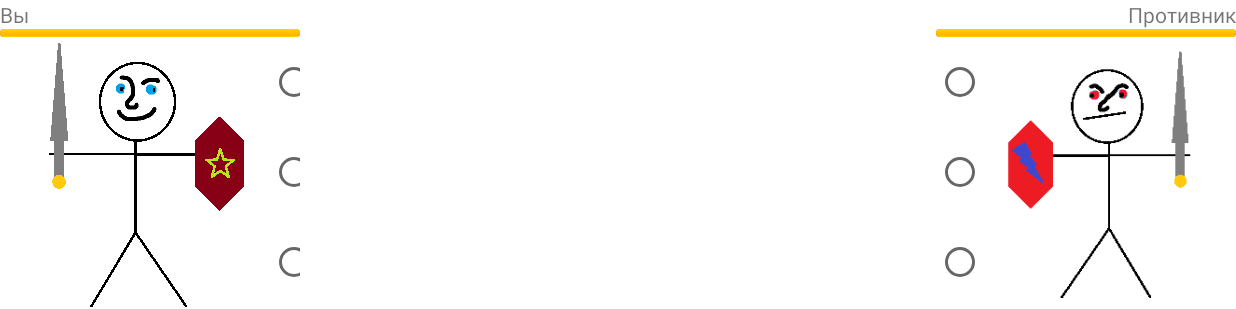
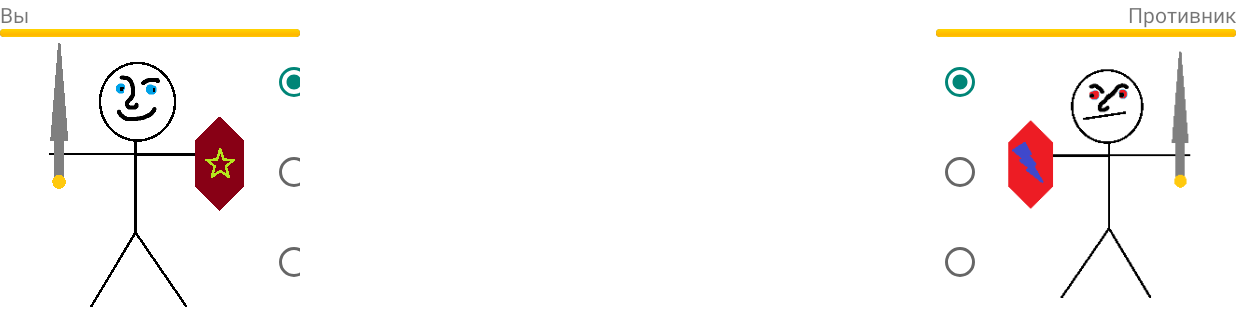
Before and after one commit to Gribkov/Duelists, an Android app: the DuelActivity screen opened directly, with no data from a screen before it, on a phone screen of 824 x 412 dp (held sideways). Shown: the top 309 px of the screen. Run offline under Robolectric (Android 15) with nearby library versions, the phone set to English and light mode, and no system bars.

Commit message:
Установлены переключатели по умолчанию

```diff
--- a/app/src/main/res/layout-v11/activity_duel.xml
+++ b/app/src/main/res/layout-v11/activity_duel.xml
@@ -57,7 +57,8 @@
                         android:layout_height="wrap_content"
                         android:id="@+id/radioBlockHead"
                         android:layout_weight="1"
-                        android:onClick="onRadioBlockClicked"/>
+                        android:onClick="onRadioBlockClicked"
+                        android:checked="true"/>
 
                     <RadioButton
                         android:layout_width="wrap_content"
@@ -126,7 +127,8 @@
                         android:layout_height="wrap_content"
                         android:id="@+id/radioKickHead"
                         android:layout_weight="1"
-                        android:onClick="onRadioKickClicked"/>
+                        android:onClick="onRadioKickClicked"
+                        android:checked="true"/>
 
                     <RadioButton
                         android:layout_width="wrap_content"
```
